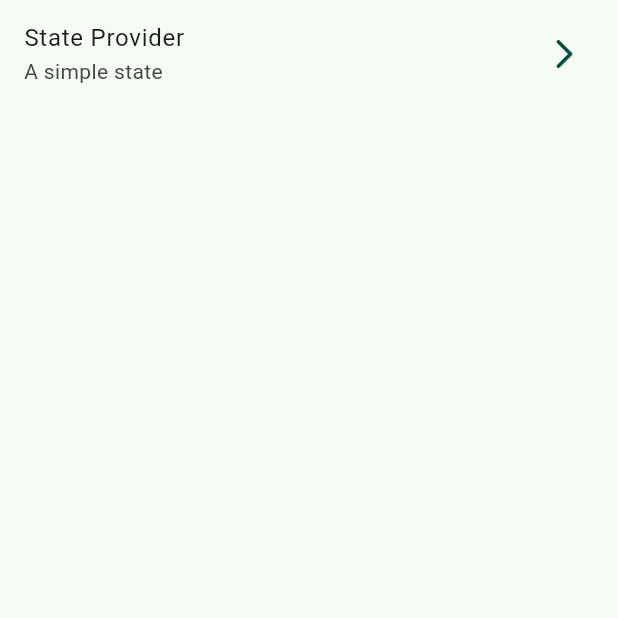
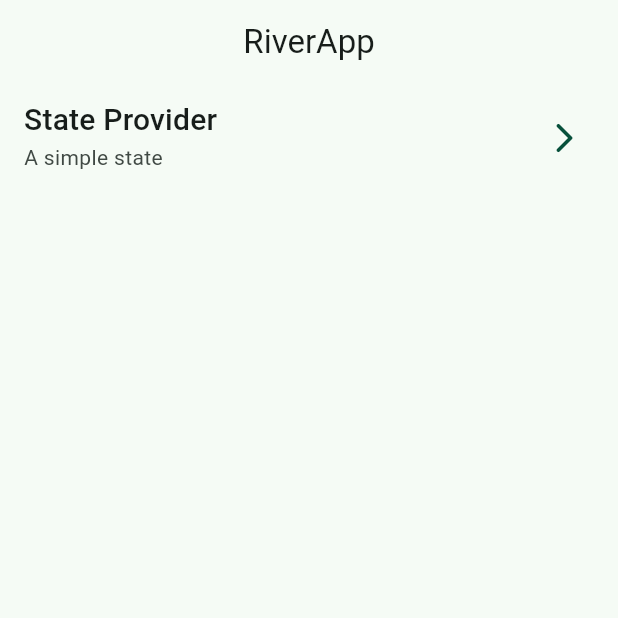
Before and after one commit to franzcmarcelo/flutter_riverpod_app, a Flutter app: the screen it shows after launch, on a phone screen of 412 x 824 dp, the top half of it. Run offline on Flutter 3.47's test engine with Material 3 defaults, Android fonts, the phone set to English and light mode, and no system bars; our stand-ins replace flutter_riverpod, go_router, google_fonts; missing offline and left inert: random_name_generator.

```diff
--- a/lib/config/config.dart
+++ b/lib/config/config.dart
@@ -1,2 +1,3 @@
 export 'theme/app_theme.dart';
 export 'router/app_router.dart';
+export 'helpers/helpers.dart';
--- /dev/null
+++ b/lib/config/helpers/helpers.dart
@@ -0,0 +1 @@
+export 'random_generator.dart';
--- a/lib/config/theme/app_theme.dart
+++ b/lib/config/theme/app_theme.dart
@@ -14,7 +14,7 @@ class AppTheme {
     textTheme: TextTheme(
       titleLarge: GoogleFonts.montserratAlternates(),
       titleMedium: GoogleFonts.russoOne(
-        fontSize: 25,
+        fontSize: 20,
       ),
     )
   );
--- /dev/null
+++ b/lib/presentations/providers/providers.dart
@@ -0,0 +1 @@
+export 'random_name_provider.dart';
--- a/lib/presentations/screens/home/home_screen.dart
+++ b/lib/presentations/screens/home/home_screen.dart
@@ -10,8 +10,11 @@ class HomeScreen extends StatelessWidget {
 
   @override
   Widget build(BuildContext context) {
-    return const Scaffold(
-      body: Center(
+    return Scaffold(
+      appBar: AppBar(
+        title: const Center(child: Text('RiverApp')),
+      ),
+      body: const Center(
         child: _HomeScreenView(),
       ),
     );
@@ -50,8 +53,11 @@ class _CustomListTile extends StatelessWidget {
 
   @override
   Widget build(BuildContext context) {
+
+    final titleMediumStyle = Theme.of(context).textTheme.titleMedium;
+
     return ListTile(
-      title: Text(title),
+      title: Text(title, style: titleMediumStyle),
       subtitle: Text(subtitle),
       trailing: const Icon(Icons.arrow_forward_ios_rounded),
       onTap: () {
--- a/lib/presentations/screens/screens.dart
+++ b/lib/presentations/screens/screens.dart
@@ -1,2 +1,2 @@
 export 'home/home_screen.dart';
-export 'state_provider/state_provider_screen.dart';
+export '01_state_provider/state_provider_screen.dart';
--- a/pubspec.yaml
+++ b/pubspec.yaml
@@ -9,8 +9,10 @@ environment:
 dependencies:
   flutter:
     sdk: flutter
+  flutter_riverpod: ^2.5.1
   go_router: ^13.2.4
   google_fonts: ^6.2.1
+  random_name_generator: ^1.3.0
 
 dev_dependencies:
   flutter_lints: ^3.0.0
```
Also changed, not shown: lib/config/helpers/random_generator.dart (added, +10 -0 lines), lib/main.dart (+6 -1 lines), lib/presentations/providers/random_name_provider.dart (added, +12 -0 lines), lib/presentations/screens/01_state_provider/state_provider_screen.dart (renamed from lib/presentations/screens/state_provider/state_provider_screen.dart, +8 -4 lines), pubspec.lock.
